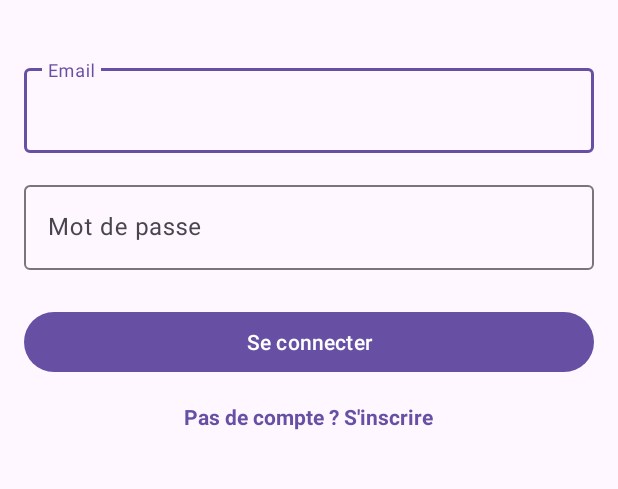
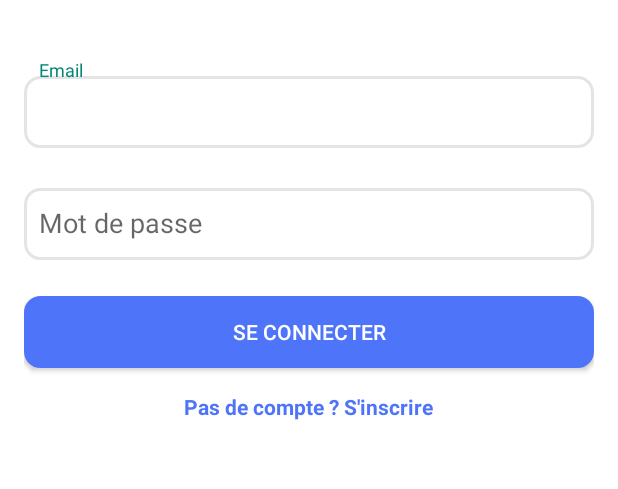
Before and after one commit to CollabStudyHub/CollabStudyhubs, an Android app: the layout activity_login.xml on its own in the app's theme, with its tools: preview values and no code run, on a phone screen of 412 x 824 dp, the part 458-947 px from its top. Run offline under Robolectric (Android 15) with nearby library versions, the phone set to English and light mode, and no system bars.

Commit message:
Initial commit

```diff
--- a/app/build.gradle.kts
+++ b/app/build.gradle.kts
@@ -36,6 +36,7 @@ dependencies {
     implementation("androidx.appcompat:appcompat:1.6.1")
     implementation("com.google.android.material:material:1.10.0")
     implementation("androidx.constraintlayout:constraintlayout:2.1.4")
+    implementation("com.google.firebase:firebase-auth:22.3.0")
     testImplementation("junit:junit:4.13.2")
     androidTestImplementation("androidx.test.ext:junit:1.1.5")
     androidTestImplementation("androidx.test.espresso:espresso-core:3.5.1")
--- a/app/src/main/AndroidManifest.xml
+++ b/app/src/main/AndroidManifest.xml
@@ -13,6 +13,9 @@
         android:theme="@style/Theme.CollabStudyhub"
         tools:targetApi="31">
         <activity
+            android:name=".SearchMates_activity"
+            android:exported="false" />
+        <activity
             android:name=".MainActivity"
             android:exported="true">
             <intent-filter>
--- /dev/null
+++ b/app/src/main/res/drawable/bg_edit_text.xml
@@ -0,0 +1,7 @@
+<?xml version="1.0" encoding="utf-8"?>
+<shape xmlns:android="http://schemas.android.com/apk/res/android">
+    <stroke
+        android:width="2dp"
+        android:color="@color/gray" />
+    <corners android:radius="10dp" />
+</shape>
--- /dev/null
+++ b/app/src/main/res/drawable/bouton_style.xml
@@ -0,0 +1,9 @@
+<?xml version="1.0" encoding="utf-8"?>
+<shape xmlns:android="http://schemas.android.com/apk/res/android">
+    <solid android:color="@color/blue"/>
+    <stroke
+        android:width="2dp"
+        android:color="@color/blue" />
+    <corners android:radius="10dp" />
+
+</shape>
--- a/app/src/main/res/layout/activity_login.xml
+++ b/app/src/main/res/layout/activity_login.xml
@@ -3,6 +3,7 @@
     xmlns:android="http://schemas.android.com/apk/res/android"
     android:layout_width="match_parent"
     android:layout_height="match_parent"
+    android:background="@color/white"
     android:fillViewport="true">
 
     <LinearLayout
@@ -27,7 +28,9 @@
                 android:id="@+id/Email"
             android:layout_width="match_parent"
             android:layout_height="wrap_content"
+                android:background="@drawable/bg_edit_text"
             android:hint="Email"
+                android:paddingLeft="10dp"
             android:inputType="textEmailAddress"
             android:minHeight="48dp" />
         </com.google.android.material.textfield.TextInputLayout>
@@ -42,7 +45,9 @@
             android:layout_width="match_parent"
             android:layout_height="wrap_content"
             android:hint="Mot de passe"
+                android:paddingLeft="10dp"
             android:inputType="textPassword"
+                android:background="@drawable/bg_edit_text"
             android:minHeight="48dp" />
         </com.google.android.material.textfield.TextInputLayout>
 
@@ -50,6 +55,8 @@
             android:id="@+id/bouttonConnecter"
         android:layout_width="match_parent"
         android:layout_height="wrap_content"
+            android:background="@drawable/bouton_style"
+            android:textColor="@color/white"
         android:text="Se connecter"
         android:layout_marginTop="24dp" />
 
@@ -59,7 +66,7 @@
             android:layout_height="wrap_content"
             android:text="Pas de compte ? S'inscrire"
             android:layout_marginTop="16dp"
-            android:textColor="?attr/colorPrimary"
+            android:textColor="#4e74f9"
             android:textStyle="bold" />
     </LinearLayout>
 </ScrollView>
--- a/app/src/main/res/values-night/themes.xml
+++ b/app/src/main/res/values-night/themes.xml
@@ -1,6 +1,6 @@
 <resources xmlns:tools="http://schemas.android.com/tools">
     <!-- Base application theme. -->
-    <style name="Base.Theme.CollabStudyhub" parent="Theme.Material3.DayNight.NoActionBar">
+    <style name="Base.Theme.CollabStudyhub" parent="Theme.AppCompat.Light.NoActionBar">
         <!-- Customize your dark theme here. -->
         <!-- <item name="colorPrimary">@color/my_dark_primary</item> -->
     </style>
--- a/app/src/main/res/values/colors.xml
+++ b/app/src/main/res/values/colors.xml
@@ -2,4 +2,6 @@
 <resources>
     <color name="black">#FF000000</color>
     <color name="white">#FFFFFFFF</color>
+    <color name="gray">#e4e4e4</color>
+    <color name="blue">#4e74f9</color>
 </resources>
--- a/app/src/main/res/values/themes.xml
+++ b/app/src/main/res/values/themes.xml
@@ -1,6 +1,6 @@
 <resources xmlns:tools="http://schemas.android.com/tools">
     <!-- Base application theme. -->
-    <style name="Base.Theme.CollabStudyhub" parent="Theme.Material3.DayNight.NoActionBar">
+    <style name="Base.Theme.CollabStudyhub" parent="Theme.AppCompat.Light.NoActionBar">
         <!-- Customize your light theme here. -->
         <!-- <item name="colorPrimary">@color/my_light_primary</item> -->
     </style>
```
Also changed, not shown: app/src/main/java/com/example/collabstudyhub/SearchMates_activity.java (added, +14 -0 lines), app/src/main/res/layout/activity_search_mates.xml (added, +166 -0 lines), app/src/main/res/drawable/bell.png (added), app/src/main/res/drawable/home.png (added), app/src/main/res/drawable/message.png (added), app/src/main/res/drawable/profile.png (added), app/src/main/res/drawable/searchmates.png (added).
